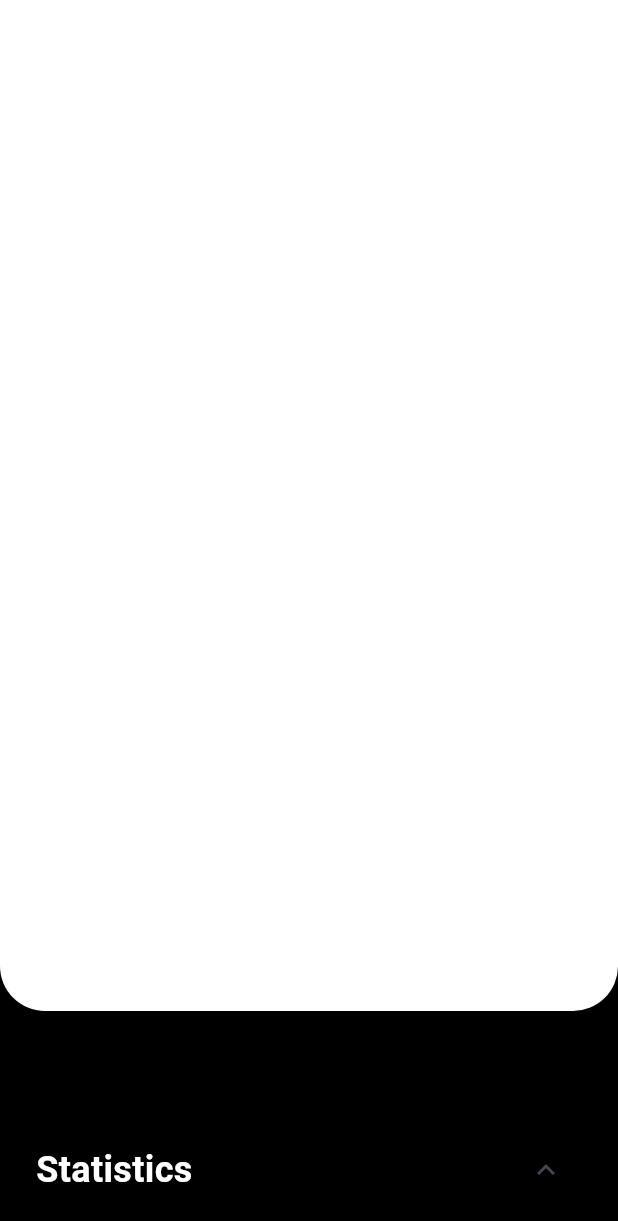
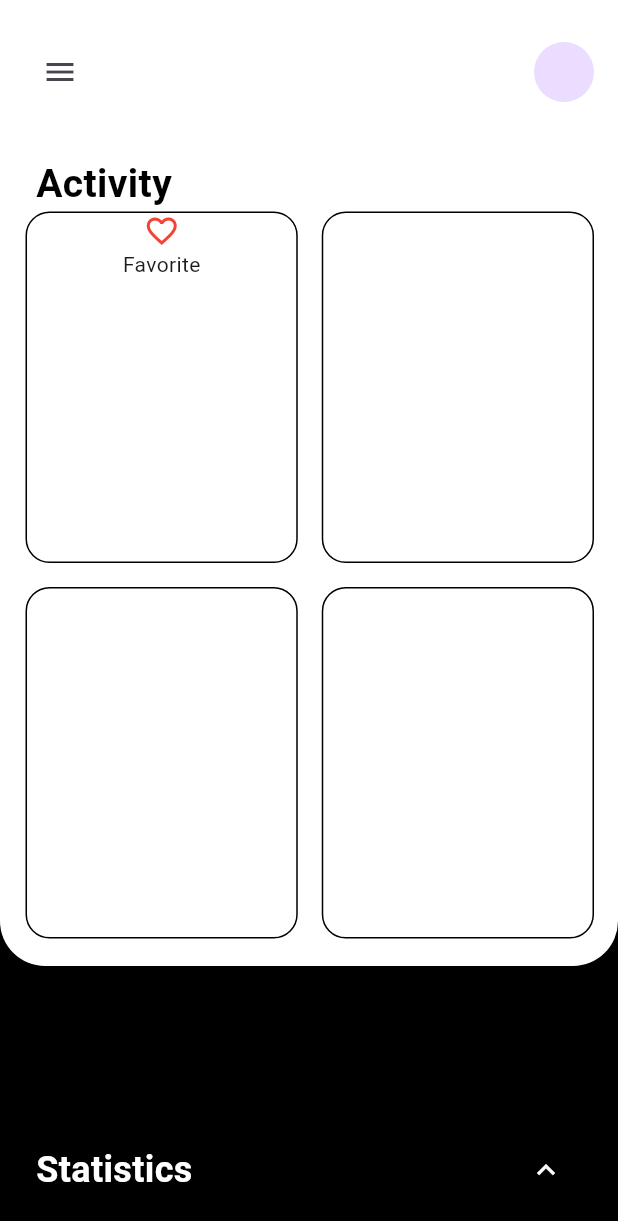
Before and after one commit to mohammadmohseni9/fitness_tracker_day2, a Flutter app: the screen it shows after launch, on a phone screen of 412 x 824 dp. Shown: the top 1221 px of the screen. Run offline on Flutter 3.47's test engine with Material 3 defaults, Android fonts, the phone set to English and light mode, and no system bars; our stand-ins replace page_transition.

Commit message:
create main page and avtiviy page

```diff
--- a/lib/main.dart
+++ b/lib/main.dart
@@ -1,4 +1,7 @@
+import 'package:fitnessapp_day2/activityMain.dart';
+import 'package:fitnessapp_day2/static.dart';
 import 'package:flutter/material.dart';
+import 'package:flutter/widgets.dart';
 import 'package:page_transition/page_transition.dart';
 
 void main() {
@@ -40,15 +43,44 @@
           Positioned(
             left: 0,
             right: 0,
-            bottom: 150,
+            bottom: 180,
             top: 0,
             child: Container(
               decoration: const BoxDecoration(
-                  color: Colors.white,
-                  borderRadius: BorderRadius.only(
-                    bottomLeft: Radius.circular(30),
-                    bottomRight: Radius.circular(30),
-                  )),
+                color: Colors.white,
+                borderRadius: BorderRadius.only(
+                  bottomLeft: Radius.circular(30),
+                  bottomRight: Radius.circular(30),
+                ),
+              ),
+              padding: const EdgeInsets.symmetric(horizontal: 16, vertical: 24),
+              child: Column(
+                crossAxisAlignment: CrossAxisAlignment.start,
+                children: [
+                  Row(
+                    mainAxisAlignment: MainAxisAlignment.spaceBetween,
+                    children: [
+                      IconButton(
+                          onPressed: () {}, icon: const Icon(Icons.menu)),
+                      const CircleAvatar(),
+                    ],
+                  ),
+                  const SizedBox(
+                    height: 32,
+                  ),
+                  const Padding(
+                    padding: EdgeInsets.only(left: 8),
+                    child: Text(
+                      "Activity",
+                      style: TextStyle(
+                          color: Colors.black,
+                          fontSize: 26,
+                          fontWeight: FontWeight.bold),
+                    ),
+                  ),
+                  activityContainer(context)
+                ],
+              ),
             ),
           ),
           Positioned(
@@ -70,9 +102,11 @@
                       ),
                     ),
                     IconButton(
+                      color: Colors.white,
                       onPressed: () {
-                        Navigator.of(context)
-                            .push(PageTransition(child: , type: null));
+                        Navigator.of(context).push(PageTransition(
+                            child: const StaticPagee(),
+                            type: PageTransitionType.bottomToTop));
                       },
                       icon: const Icon(Icons.keyboard_arrow_up),
                     ),
```
Also changed, not shown: lib/activityMain.dart (added, +81 -0 lines), lib/static.dart (added, +53 -0 lines), 1 other file.
